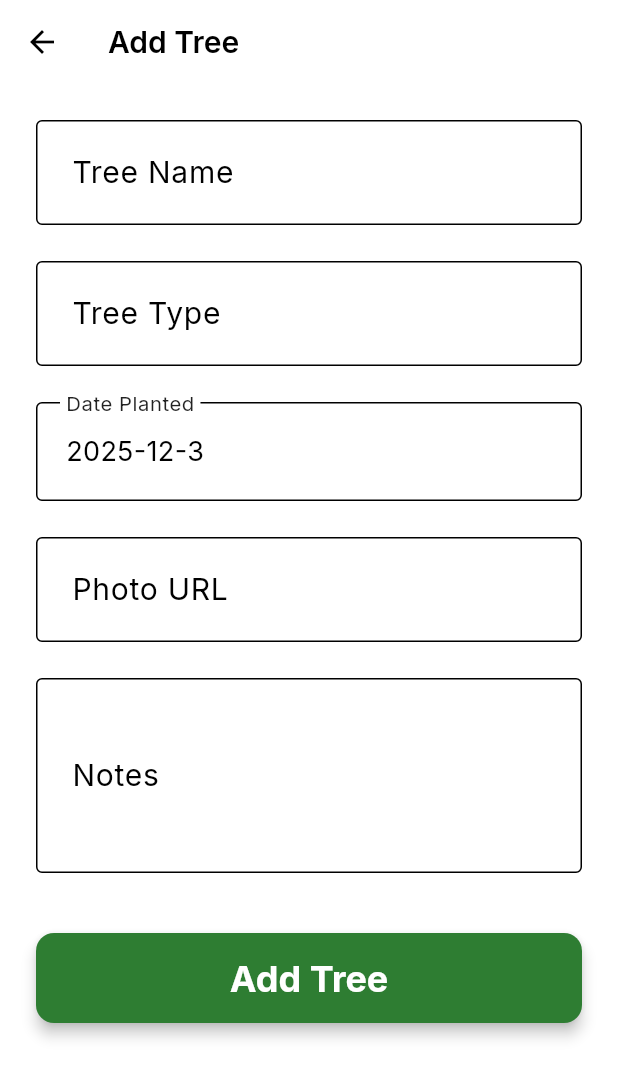
After one commit to markdonaho/Donahomestead, a Flutter app: the screen it shows once a user with an empty profile is signed in, item 2 of the bottom bar chosen, after a tap on the "add" icon, on a phone screen of 412 x 824 dp. The commit adds this screen. Shown: the top 1078 px of the screen. Run offline on Flutter 3.47's test engine with Material 3 defaults, Android fonts, the light colour scheme and no system bars; our stand-ins replace cloud_firestore, firebase_auth, firebase_core, google_fonts, youtube_player_iframe; accounts and stored records are empty; statements that could not run were skipped.

Commit message:
feat: implement Trees Module (The Orchard) with list, detail, and add/edit screens

```diff
--- /dev/null
+++ b/lib/features/trees/add_edit_tree_screen.dart
@@ -0,0 +1,169 @@
+import 'package:flutter/material.dart';
+import '../../models/tree_model.dart';
+import '../../services/trees_service.dart';
+
+class AddEditTreeScreen extends StatefulWidget {
+  final Tree? tree;
+
+  const AddEditTreeScreen({super.key, this.tree});
+
+  @override
+  State<AddEditTreeScreen> createState() => _AddEditTreeScreenState();
+}
+
+class _AddEditTreeScreenState extends State<AddEditTreeScreen> {
+  final _formKey = GlobalKey<FormState>();
+  final _nameController = TextEditingController();
+  final _typeController = TextEditingController();
+  final _photoUrlController = TextEditingController();
+  final _notesController = TextEditingController();
+  DateTime _plantedDate = DateTime.now();
+  final TreesService _treesService = TreesService();
+
+  @override
+  void initState() {
+    super.initState();
+    if (widget.tree != null) {
+      _nameController.text = widget.tree!.name;
+      _typeController.text = widget.tree!.type;
+      _photoUrlController.text = widget.tree!.photoUrl ?? '';
+      _notesController.text = widget.tree!.notes;
+      _plantedDate = widget.tree!.plantedDate;
+    }
+  }
+
+  @override
+  Widget build(BuildContext context) {
+    return Scaffold(
+      appBar: AppBar(
+        title: Text(widget.tree == null ? 'Add Tree' : 'Edit Tree'),
+      ),
+      body: Form(
+        key: _formKey,
+        child: ListView(
+          padding: const EdgeInsets.all(24.0),
+          children: [
+            _buildTextField(
+              controller: _nameController,
+              label: 'Tree Name',
+              hint: 'e.g., Honeycrisp Apple',
+              validator: (value) =>
+                  value == null || value.isEmpty ? 'Please enter a name' : null,
+            ),
+            const SizedBox(height: 24),
+            _buildTextField(
+              controller: _typeController,
+              label: 'Tree Type',
+              hint: 'e.g., Apple, Pear, Cherry',
+              validator: (value) =>
+                  value == null || value.isEmpty ? 'Please enter a type' : null,
+            ),
+            const SizedBox(height: 24),
+            // Date Picker
+            InkWell(
+              onTap: _pickDate,
+              child: InputDecorator(
+                decoration: const InputDecoration(
+                  labelText: 'Date Planted',
+                  border: OutlineInputBorder(),
+                  contentPadding:
+                      EdgeInsets.symmetric(horizontal: 16, vertical: 20),
+                ),
+                child: Text(
+                  '${_plantedDate.year}-${_plantedDate.month}-${_plantedDate.day}',
+                  style: const TextStyle(fontSize: 18),
+                ),
+              ),
+            ),
+            const SizedBox(height: 24),
+            _buildTextField(
+              controller: _photoUrlController,
+              label: 'Photo URL',
+              hint: 'https://example.com/image.jpg',
+            ),
+            const SizedBox(height: 24),
+            _buildTextField(
+              controller: _notesController,
+              label: 'Notes',
+              hint: 'Any initial notes...',
+              maxLines: 3,
+            ),
+            const SizedBox(height: 40),
+            SizedBox(
+              height: 60,
+              child: ElevatedButton(
+                onPressed: _saveTree,
+                style: ElevatedButton.styleFrom(
+                  backgroundColor: Theme.of(context).colorScheme.primary,
+                  foregroundColor: Colors.white,
+                ),
+                child: Text(
+                  widget.tree == null ? 'Add Tree' : 'Save Changes',
+                  style: const TextStyle(fontSize: 24),
+                ),
+              ),
+            ),
+          ],
+        ),
+      ),
+    );
+  }
+
+  Widget _buildTextField({
+    required TextEditingController controller,
+    required String label,
+    String? hint,
+    String? Function(String?)? validator,
+    int maxLines = 1,
+  }) {
+    return TextFormField(
+      controller: controller,
+      decoration: InputDecoration(
+        labelText: label,
+        hintText: hint,
+        border: const OutlineInputBorder(),
+        labelStyle: const TextStyle(fontSize: 20),
+      ),
+      style: const TextStyle(fontSize: 20),
+      validator: validator,
+      maxLines: maxLines,
+    );
+  }
+
+  Future<void> _pickDate() async {
+    final picked = await showDatePicker(
+      context: context,
+      initialDate: _plantedDate,
+      firstDate: DateTime(2000),
+      lastDate: DateTime.now(),
+    );
+    if (picked != null) {
+      setState(() {
+        _plantedDate = picked;
+      });
+    }
+  }
+
+  void _saveTree() {
+    if (_formKey.currentState!.validate()) {
+      final tree = Tree(
+        id: widget.tree?.id ?? '', // ID is ignored for new trees in addTree
+        name: _nameController.text,
+        type: _typeController.text,
+        plantedDate: _plantedDate,
+        photoUrl: _photoUrlController.text.isNotEmpty
+            ? _photoUrlController.text
+            : null,
+        notes: _notesController.text,
+      );
+
+      if (widget.tree == null) {
+        _treesService.addTree(tree);
+      } else {
+        _treesService.updateTree(tree);
+      }
+
+      Navigator.pop(context);
+    }
+  }
+}
--- /dev/null
+++ b/lib/features/trees/trees_screen.dart
@@ -0,0 +1,129 @@
+import 'package:flutter/material.dart';
+import '../../models/tree_model.dart';
+import '../../services/trees_service.dart';
+import 'add_edit_tree_screen.dart';
+import 'tree_detail_screen.dart';
+
+class TreesScreen extends StatelessWidget {
+  const TreesScreen({super.key});
+
+  @override
+  Widget build(BuildContext context) {
+    final TreesService treesService = TreesService();
+
+    return Scaffold(
+      body: StreamBuilder<List<Tree>>(
+        stream: treesService.getTreesStream(),
+        builder: (context, snapshot) {
+          if (snapshot.hasError) {
+            return Center(child: Text('Error: ${snapshot.error}'));
+          }
+          if (!snapshot.hasData) {
+            return const Center(child: CircularProgressIndicator());
+          }
+
+          final trees = snapshot.data!;
+          if (trees.isEmpty) {
+            return const Center(
+              child: Text(
+                'No trees in the orchard yet.',
+                style: TextStyle(fontSize: 24, color: Colors.grey),
+              ),
+            );
+          }
+
+          return ListView.builder(
+            padding: const EdgeInsets.all(16.0),
+            itemCount: trees.length,
+            itemBuilder: (context, index) {
+              final tree = trees[index];
+              return _buildTreeCard(context, tree);
+            },
+          );
+        },
+      ),
+      floatingActionButton: SizedBox(
+        width: 80,
+        height: 80,
+        child: FloatingActionButton(
+          onPressed: () {
+            Navigator.push(
+              context,
+              MaterialPageRoute(builder: (context) => const AddEditTreeScreen()),
+            );
+          },
+          backgroundColor: Theme.of(context).colorScheme.primary,
+          child: const Icon(Icons.add, size: 40, color: Colors.white),
+        ),
+      ),
+    );
+  }
+
+  Widget _buildTreeCard(BuildContext context, Tree tree) {
+    return Card(
+      margin: const EdgeInsets.only(bottom: 16),
+      elevation: 4,
+      shape: RoundedRectangleBorder(borderRadius: BorderRadius.circular(16)),
+      child: InkWell(
+        onTap: () {
+          Navigator.push(
+            context,
+            MaterialPageRoute(
+              builder: (context) => TreeDetailScreen(tree: tree),
+            ),
+          );
+        },
+        borderRadius: BorderRadius.circular(16),
+        child: Padding(
+          padding: const EdgeInsets.all(16.0),
+          child: Row(
+            children: [
+              // Photo Placeholder
+              Container(
+                width: 100,
+                height: 100,
+                decoration: BoxDecoration(
+                  color: Colors.grey[300],
+                  borderRadius: BorderRadius.circular(12),
+                  image: tree.photoUrl != null
+                      ? DecorationImage(
+                          image: NetworkImage(tree.photoUrl!),
+                          fit: BoxFit.cover,
+                        )
+                      : null,
+                ),
+                child: tree.photoUrl == null
+                    ? const Icon(Icons.park, size: 50, color: Colors.grey)
+                    : null,
+              ),
+              const SizedBox(width: 24),
+              // Text Info
+              Expanded(
+                child: Column(
+                  crossAxisAlignment: CrossAxisAlignment.start,
+                  children: [
+                    Text(
+                      tree.name,
+                      style: Theme.of(context).textTheme.headlineSmall?.copyWith(
+                            fontWeight: FontWeight.bold,
+                          ),
+                    ),
+                    const SizedBox(height: 8),
+                    Text(
+                      tree.type,
+                      style: Theme.of(context).textTheme.titleMedium?.copyWith(
+                            color: Colors.grey[700],
+                            fontSize: 20,
+                          ),
+                    ),
+                  ],
+                ),
+              ),
+              const Icon(Icons.chevron_right, size: 40, color: Colors.grey),
+            ],
+          ),
+        ),
+      ),
+    );
+  }
+}
--- /dev/null
+++ b/lib/models/tree_model.dart
@@ -0,0 +1,58 @@
+import 'package:cloud_firestore/cloud_firestore.dart';
+
+class Tree {
+  final String id;
+  final String name;
+  final String type;
+  final DateTime plantedDate;
+  final String? photoUrl;
+  final String notes;
+
+  Tree({
+    required this.id,
+    required this.name,
+    required this.type,
+    required this.plantedDate,
+    this.photoUrl,
+    this.notes = '',
+  });
+
+  Map<String, dynamic> toMap() {
+    return {
+      'name': name,
+      'type': type,
+      'plantedDate': Timestamp.fromDate(plantedDate),
+      'photoUrl': photoUrl,
+      'notes': notes,
+    };
+  }
+
+  factory Tree.fromMap(Map<String, dynamic> map, String id) {
+    return Tree(
+      id: id,
+      name: map['name'] ?? '',
+      type: map['type'] ?? '',
+      plantedDate: (map['plantedDate'] as Timestamp).toDate(),
+      photoUrl: map['photoUrl'],
+      notes: map['notes'] ?? '',
+    );
+  }
+
+  Tree copyWith({
+    String? id,
+    String? name,
+    String? type,
+    DateTime? plantedDate,
+    String? photoUrl,
+    String? notes,
+  }) {
+    return Tree(
+      id: id ?? this.id,
+      name: name ?? this.name,
+      type: type ?? this.type,
+      plantedDate: plantedDate ?? this.plantedDate,
+      photoUrl: photoUrl ?? this.photoUrl,
+      notes: notes ?? this.notes,
+    );
+  }
+}
--- a/lib/scaffold.dart
+++ b/lib/scaffold.dart
@@ -1,6 +1,7 @@
 import 'package:flutter/material.dart';
 import 'features/flock/flock_screen.dart';
 import 'features/knowledge/knowledge_screen.dart';
+import 'features/trees/trees_screen.dart';
 
 class HomesteadScaffold extends StatefulWidget {
   const HomesteadScaffold({super.key});
@@ -14,7 +15,7 @@ class _HomesteadScaffoldState extends State<HomesteadScaffold> {
 
   static const List<Widget> _widgetOptions = <Widget>[
     FlockScreen(),
-    Center(child: Text('Trees', style: TextStyle(fontSize: 24))),
+    TreesScreen(),
     Center(child: Text('The Garden', style: TextStyle(fontSize: 24))),
     KnowledgeScreen(),
   ];
--- /dev/null
+++ b/lib/services/trees_service.dart
@@ -0,0 +1,27 @@
+import 'package:cloud_firestore/cloud_firestore.dart';
+import '../models/tree_model.dart';
+
+class TreesService {
+  final CollectionReference _treesCollection =
+      FirebaseFirestore.instance.collection('trees');
+
+  Stream<List<Tree>> getTreesStream() {
+    return _treesCollection.snapshots().map((snapshot) {
+      return snapshot.docs.map((doc) {
+        return Tree.fromMap(doc.data() as Map<String, dynamic>, doc.id);
+      }).toList();
+    });
+  }
+
+  Future<void> addTree(Tree tree) {
+    return _treesCollection.add(tree.toMap());
+  }
+
+  Future<void> updateTree(Tree tree) {
+    return _treesCollection.doc(tree.id).update(tree.toMap());
+  }
+
+  Future<void> deleteTree(String id) {
+    return _treesCollection.doc(id).delete();
+  }
+}
```
Also changed, not shown: lib/features/trees/tree_detail_screen.dart (added, +131 -0 lines), 3 other files.
